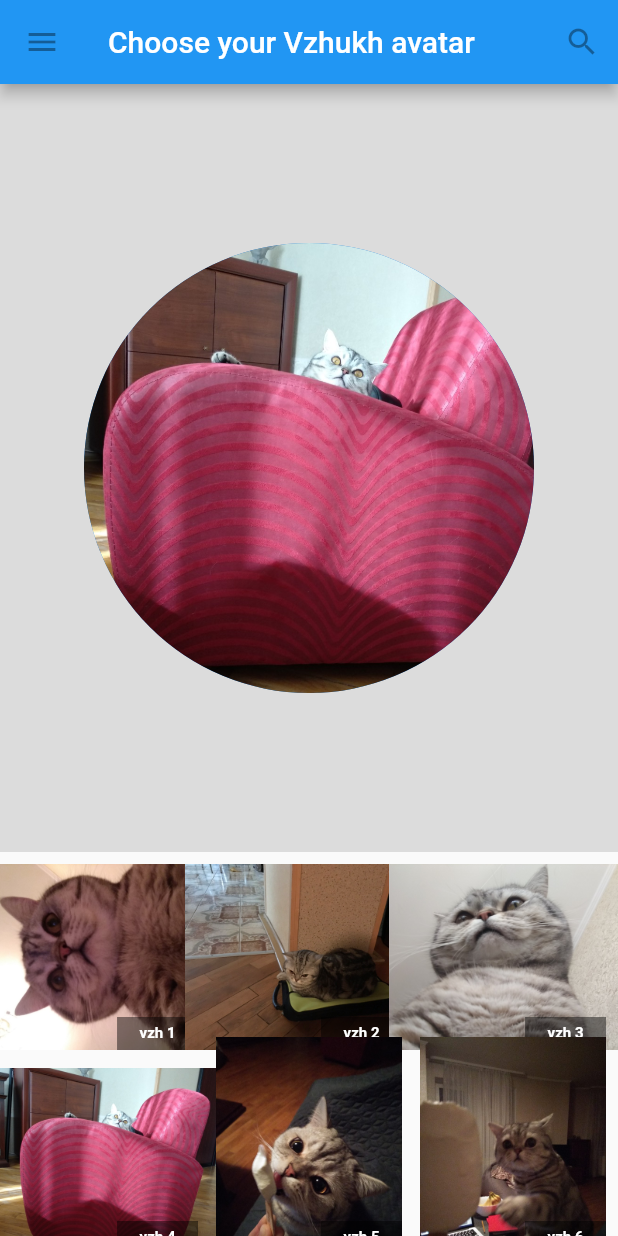
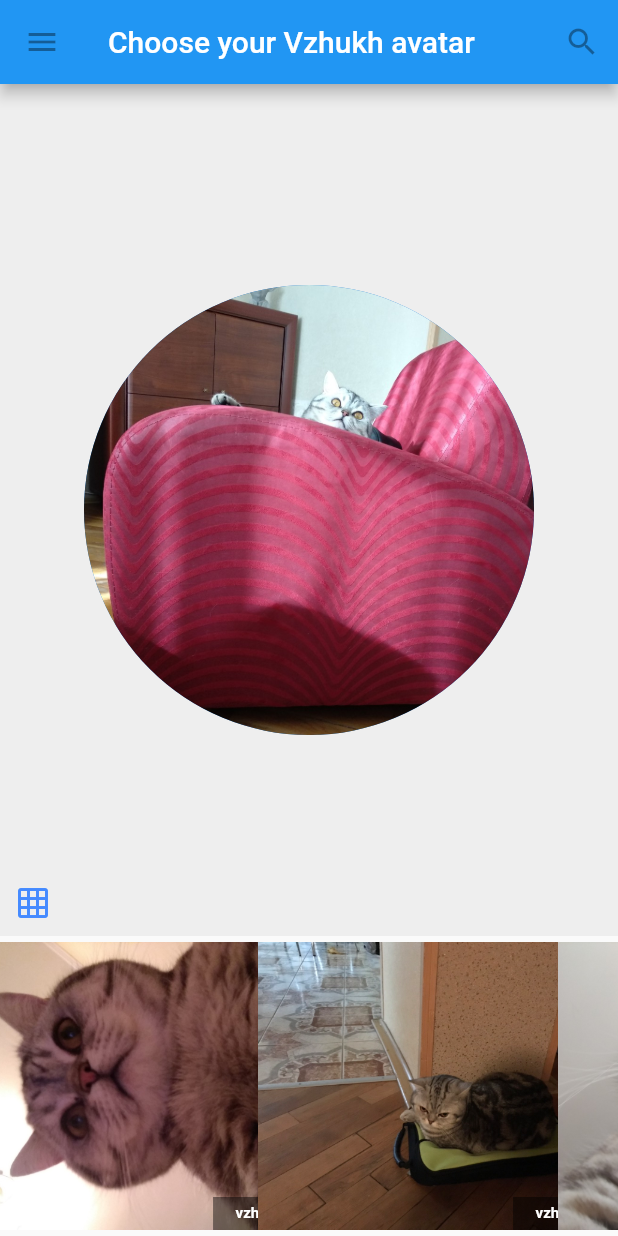
Before and after one commit to marcusn90/flutter1, a Flutter app: the screen it shows after launch, on a phone screen of 412 x 824 dp. Run offline on Flutter 3.47's test engine with Material 2 defaults, Android fonts, the phone set to English and light mode, and no system bars.

Commit message:
grid/list switch

```diff
--- a/lib/main.dart
+++ b/lib/main.dart
@@ -51,13 +51,30 @@ class VzhukhPhotos extends StatefulWidget {
 
 class _VzhukhPhotosState extends State<VzhukhPhotos> {
   int _index = 4;
+  bool _grid = false;
+
   _updateIndex(int newIndex) {
     setState(() {
      _index = newIndex;
     });
   }
 
-  List<Container> _buildPreview() {
+  Widget _buildPreview() {
+    print('Grid: $_grid');
+    return _grid ? GridView.extent(
+      children: _buildImgList(),
+      maxCrossAxisExtent: 150,
+      padding: const EdgeInsets.all(4),
+      mainAxisSpacing: 4,
+      crossAxisSpacing: 4
+    ) : ListView(
+      shrinkWrap: true,
+      scrollDirection: Axis.horizontal,
+      itemExtent: 200,
+      children: _buildImgList(),
+    );
+  }
+  List<Container> _buildImgList() {
     return List.generate(14, (i) {
       return Container(
         child: GestureDetector(
@@ -75,30 +92,43 @@ class _VzhukhPhotosState extends State<VzhukhPhotos> {
         mainAxisSize: MainAxisSize.max,
         children: [
           Expanded(
-            flex: 2,
+            // flex: 3,
             child: Container(
               decoration: BoxDecoration(
-                color: Colors.black12,
+                color: Colors.grey[200],
               ),
-              child: Center(
-                child: CircleAvatar(
-                  backgroundImage: AssetImage('assets/vzh/vzh$_index.jpg'),
-                  radius: 150,
-                ),
+              child: Stack(
+                children: <Widget>[
+                  Center(
+                    child: CircleAvatar(
+                      backgroundImage: AssetImage('assets/vzh/vzh$_index.jpg'),
+                      radius: 150,
+                    ),
+                  ),
+                  Positioned(
+                    bottom: 10,
+                    left: 10,
+                    child: Column(children: <Widget>[
+                      GestureDetector(
+                        child: Icon(_grid ? Icons.list : Icons.grid_on, color: Colors.blueAccent,),
+                        onTap: () {
+                          setState(() {
+                            _grid = !_grid;
+                          });
+                        },
+                      ),
+                    ],),
+                  )
+                ],
               ),
             ),
           ),
-          Expanded(
-            flex: 1,
-            child: Container(
-              child: GridView.extent(
-                children: _buildPreview(),
-                maxCrossAxisExtent: 150,
-                padding: const EdgeInsets.all(4),
-                mainAxisSpacing: 4,
-                crossAxisSpacing: 4
-              ),
-            ),
+          Container(
+            // decoration: BoxDecoration(
+            //   color: Colors.black54,
+            // ),
+            height: 200,
+            child: _buildPreview(),
           )
         ],
       ),
@@ -120,9 +150,6 @@ Widget _buildImg(int i) {
     child: Image.asset('assets/vzh/vzh$i.jpg'),
   );
   return Container(
-    decoration: BoxDecoration(
-      color: Colors.green,
-    ),
     margin:EdgeInsets.all(4),
     child: Stack(
       fit: StackFit.passthrough,
```
